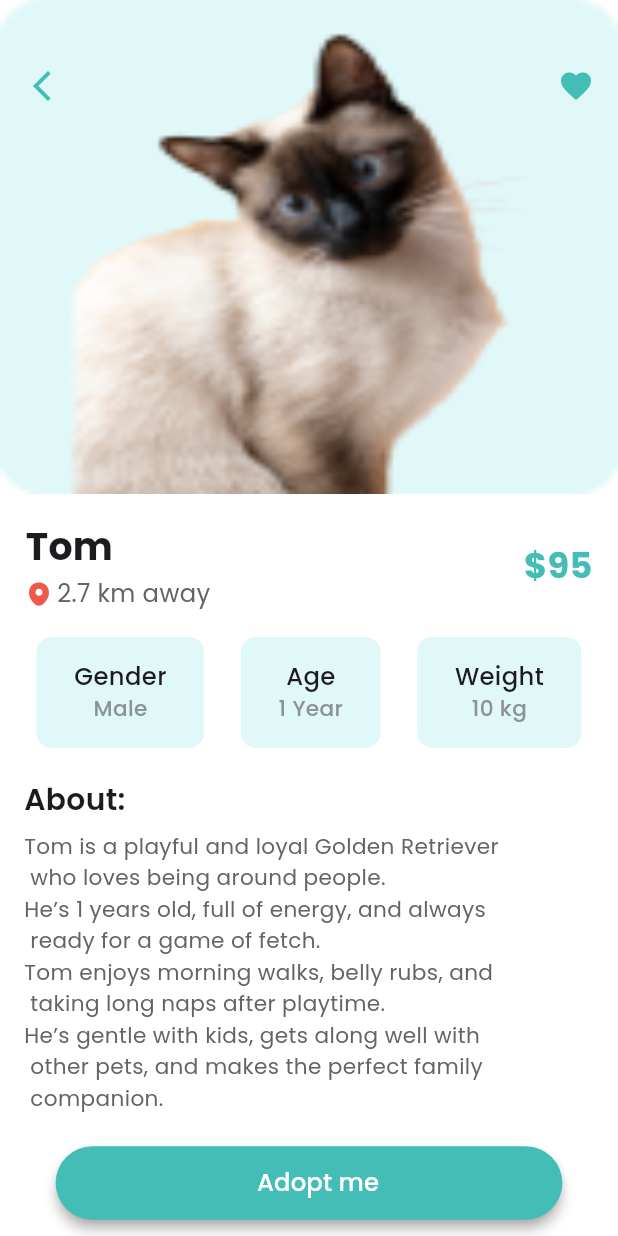
After one commit to 24shrouk/cats_app, a Flutter app: the DetailsScreen screen opened by its route, on a phone screen of 412 x 824 dp. The commit adds this screen. Run offline on Flutter 3.47's test engine with Material 3 defaults, Android fonts, the phone set to English and light mode, and no system bars; our stand-ins replace animate_do, device_preview, flutter_svg, google_fonts.

Commit message:
details screen ui done

```diff
--- a/lib/core/constants/app_color.dart
+++ b/lib/core/constants/app_color.dart
@@ -12,4 +12,5 @@ abstract class AppColors {
   static const Color greyC8CColor = Color(0xff8C8C8C);
   static const Color grey298Color = Color(0xff8B9298);
   static const Color grey6F6Color = Color(0xffF6F6F6);
+  static const Color green8F9Color = Color(0xffE1F8F9);
 }
--- a/lib/core/utils/app_routers.dart
+++ b/lib/core/utils/app_routers.dart
@@ -1,4 +1,5 @@
 import 'package:cats_app/core/constants/app_routes.dart';
+import 'package:cats_app/features/home/presentation/screens/pages/details_screen.dart';
 import 'package:cats_app/features/home/presentation/screens/pages/home_screen.dart';
 import 'package:cats_app/features/splach_and_get_started/presentation/screens/pages/get_started_screen.dart';
 import 'package:cats_app/features/splach_and_get_started/presentation/screens/pages/splach_screen.dart';
@@ -19,6 +20,10 @@ class AppRouters {
         {
           return MaterialPageRoute(builder: (_) => HomeScreen());
         }
+      case AppRoutes.detailsScreen:
+        {
+          return MaterialPageRoute(builder: (_) => const DetailsScreen());
+        }
 
       default:
         return MaterialPageRoute(
--- /dev/null
+++ b/lib/features/home/presentation/screens/pages/details_screen.dart
@@ -0,0 +1,79 @@
+import 'package:cats_app/core/constants/app_color.dart';
+import 'package:cats_app/core/constants/app_images.dart';
+import 'package:cats_app/core/constants/app_styles.dart';
+import 'package:cats_app/core/widgets/custom_elevated_button_widget.dart';
+import 'package:cats_app/features/home/presentation/screens/widgets/animal_info_container.dart';
+import 'package:cats_app/features/home/presentation/screens/widgets/animal_info_widget.dart';
+import 'package:flutter/material.dart';
+
+class DetailsScreen extends StatelessWidget {
+  const DetailsScreen({super.key});
+
+  @override
+  Widget build(BuildContext context) {
+    Size size = MediaQuery.of(context).size;
+    return Scaffold(
+      backgroundColor: AppColors.whiteColor,
+      body: SingleChildScrollView(
+        child: Column(
+          crossAxisAlignment: CrossAxisAlignment.start,
+          children: [
+            Stack(
+              children: [
+                Image.asset(
+                  AppImages.animalImage,
+                  width: double.infinity,
+                  height: size.height * 0.4,
+                  fit: BoxFit.fill,
+                ),
+                Positioned(
+                  top: size.height * 0.055,
+                  left: 16,
+                  child: GestureDetector(
+                    onTap: () => Navigator.pop(context),
+                    child: Icon(
+                      Icons.arrow_back_ios_new,
+                      color: AppColors.primaryColor,
+                    ),
+                  ),
+                ),
+                Positioned(
+                  top: size.height * 0.055,
+                  right: 16,
+                  child: GestureDetector(
+                    onTap: () {},
+                    child: Icon(Icons.favorite, color: AppColors.primaryColor),
+                  ),
+                ),
+              ],
+            ),
+            AnimalInfoWidget(),
+            Row(
+              mainAxisAlignment: MainAxisAlignment.spaceEvenly,
+              children: [
+                AnimleInfoContainer(title: 'Gender', value: 'Male'),
+                AnimleInfoContainer(title: 'Age', value: '1 Year'),
+                AnimleInfoContainer(title: 'Weight', value: '10 kg'),
+              ],
+            ),
+
+            Padding(
+              padding: EdgeInsets.only(left: 16.0, top: size.height * 0.025),
+              child: Text('About:', style: AppStyles.font22SemiBold(context)),
+            ),
+            Padding(
+              padding: const EdgeInsets.only(top: 7.0, left: 16, bottom: 21),
+              child: Text(
+                'Tom is a playful and loyal Golden Retriever\n who loves being around people.\nHe’s 1 years old, full of energy, and always\n ready for a game of fetch.\nTom enjoys morning walks, belly rubs, and\n taking long naps after playtime.\nHe’s gentle with kids, gets along well with\n other pets, and makes the perfect family\n companion.',
+                style: AppStyles.font16Regular(
+                  context,
+                ).copyWith(color: AppColors.grey464Color),
+              ),
+            ),
+            CustomElevatedButton(title: 'Adopt me', onPressed: () {}),
+          ],
+        ),
+      ),
+    );
+  }
+}
--- a/lib/features/home/presentation/screens/widgets/animal_container_widget.dart
+++ b/lib/features/home/presentation/screens/widgets/animal_container_widget.dart
@@ -1,6 +1,7 @@
 import 'package:cats_app/core/constants/app_color.dart';
 import 'package:cats_app/core/constants/app_icons.dart';
 import 'package:cats_app/core/constants/app_images.dart';
+import 'package:cats_app/core/constants/app_routes.dart';
 import 'package:cats_app/core/constants/app_styles.dart';
 import 'package:flutter/material.dart';
 import 'package:flutter_svg/svg.dart';
@@ -20,7 +21,9 @@ class AnimalContainerWidget extends StatelessWidget {
 
   @override
   Widget build(BuildContext context) {
-    return Container(
+    return GestureDetector(
+      onTap: () => Navigator.pushNamed(context, AppRoutes.detailsScreen),
+      child: Container(
         margin: EdgeInsets.all(8),
         padding: EdgeInsets.symmetric(horizontal: 10, vertical: 8),
         decoration: BoxDecoration(
@@ -85,6 +88,7 @@ class AnimalContainerWidget extends StatelessWidget {
             ),
           ],
         ),
+      ),
     );
   }
 }
--- /dev/null
+++ b/lib/features/home/presentation/screens/widgets/animal_info_container.dart
@@ -0,0 +1,34 @@
+import 'package:cats_app/core/constants/app_color.dart';
+import 'package:cats_app/core/constants/app_styles.dart';
+import 'package:flutter/material.dart';
+
+class AnimleInfoContainer extends StatelessWidget {
+  const AnimleInfoContainer({
+    super.key,
+    required this.title,
+    required this.value,
+  });
+  final String title;
+  final String value;
+  @override
+  Widget build(BuildContext context) {
+    return Container(
+      padding: EdgeInsets.symmetric(horizontal: 25, vertical: 15),
+      decoration: BoxDecoration(
+        color: AppColors.green8F9Color,
+        borderRadius: BorderRadius.circular(10),
+      ),
+      child: Column(
+        children: [
+          Text(title, style: AppStyles.font18Meduim(context)),
+          Text(
+            value,
+            style: AppStyles.font16Meduim(
+              context,
+            ).copyWith(color: AppColors.grey298Color),
+          ),
+        ],
+      ),
+    );
+  }
+}
--- /dev/null
+++ b/lib/features/home/presentation/screens/widgets/animal_info_widget.dart
@@ -0,0 +1,46 @@
+import 'package:cats_app/core/constants/app_color.dart';
+import 'package:cats_app/core/constants/app_icons.dart';
+import 'package:cats_app/core/constants/app_styles.dart';
+import 'package:flutter/material.dart';
+import 'package:flutter_svg/svg.dart';
+
+class AnimalInfoWidget extends StatelessWidget {
+  const AnimalInfoWidget({super.key});
+
+  @override
+  Widget build(BuildContext context) {
+    return Padding(
+      padding: const EdgeInsets.all(17.0),
+      child: Row(
+        mainAxisAlignment: MainAxisAlignment.spaceBetween,
+        children: [
+          Column(
+            spacing: 2,
+            crossAxisAlignment: CrossAxisAlignment.start,
+            children: [
+              Text('Tom', style: AppStyles.font28Bold(context)),
+              Row(
+                spacing: 3,
+                children: [
+                  SvgPicture.asset(AppIcons.locationIcon),
+                  Text(
+                    '2.7 km away',
+                    style: AppStyles.font18Regular(
+                      context,
+                    ).copyWith(color: AppColors.grey464Color),
+                  ),
+                ],
+              ),
+            ],
+          ),
+          Text(
+            '\$95',
+            style: AppStyles.font26Bold(
+              context,
+            ).copyWith(color: AppColors.primaryColor),
+          ),
+        ],
+      ),
+    );
+  }
+}
```
Lines whose indentation alone changed are shown as unchanged.
